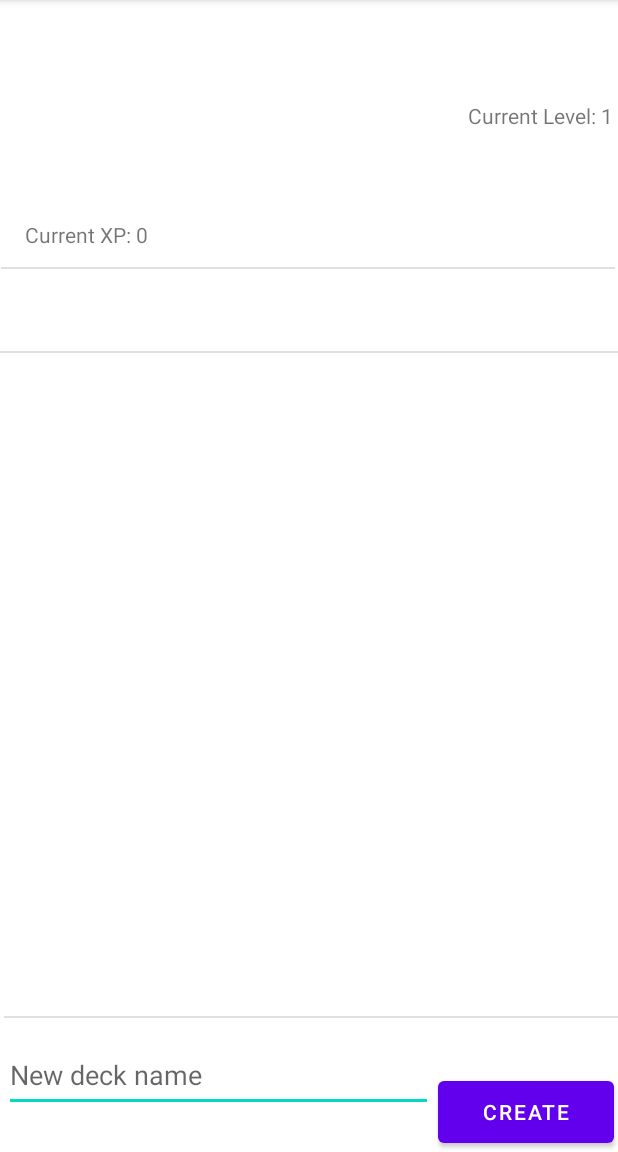
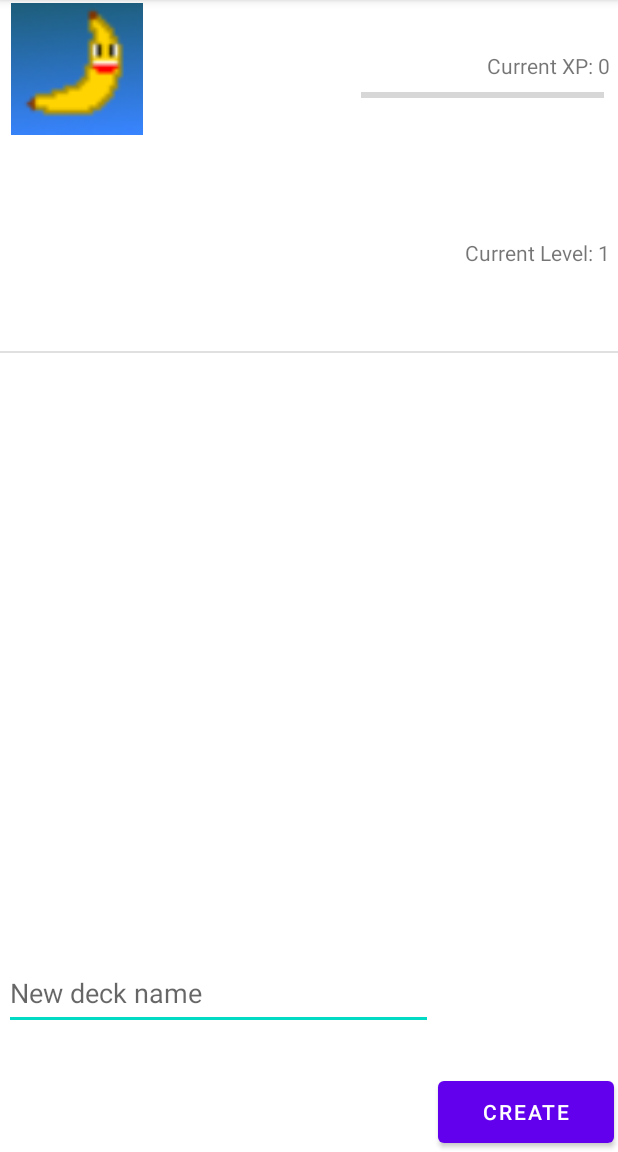
Before and after one commit to drewseffi/TestYourself, an Android app: the MainDeckPage screen opened directly, with no data from a screen before it, after a tap on "CREATE", on a phone screen of 412 x 824 dp, the part 84-1236 px from its top. Run offline under Robolectric (Android 15) with nearby library versions, the phone set to English and light mode, and no system bars; 3 statements that could not run were skipped.

Commit message:
Added a lot of stuff

```diff
--- a/app/src/main/AndroidManifest.xml
+++ b/app/src/main/AndroidManifest.xml
@@ -9,6 +9,9 @@
         android:roundIcon="@mipmap/ic_launcher_round"
         android:supportsRtl="true"
         android:theme="@style/Theme.TestYourself">
+        <activity
+            android:name=".Popup"
+            android:exported="false" />
         <activity
             android:name=".WorkingScreen"
             android:exported="false" />
--- a/app/src/main/java/com/example/testyourself/DeckMakingPage.java
+++ b/app/src/main/java/com/example/testyourself/DeckMakingPage.java
@@ -71,7 +71,7 @@ public class DeckMakingPage extends AppCompatActivity {
 
     }
 
-    //method that adds new card to deck and to array adapter
+    //Method that adds new card to deck and to array adapter
     public void createCard(Deck deck, ArrayAdapter<String> arrayAdapter, String front, String back)
     {
         deck.front.add(front);
--- a/app/src/main/java/com/example/testyourself/MainActivity.java
+++ b/app/src/main/java/com/example/testyourself/MainActivity.java
@@ -16,7 +16,7 @@ import android.widget.Toast;
 public class MainActivity extends AppCompatActivity {
 
     public String selection;
-    SharedPreferences userPref;
+    public static SharedPreferences userPref;
 
     @Override
     protected void onCreate(Bundle savedInstanceState) {
@@ -24,11 +24,13 @@ public class MainActivity extends AppCompatActivity {
         setContentView(R.layout.activity_main);
 
         //Using shared preferences to store basic user data that will persist
+        //Idea from https://stackoverflow.com/questions/29284705/saving-data-upon-closing-app-and-retrieving-that-data
         userPref = getSharedPreferences("MyUserPreferences", Context.MODE_PRIVATE);
         String checkuser = userPref.getString("username",null);
         int checkxp = userPref.getInt("xp", 0);
         int checklevel = userPref.getInt("level",0);
         String checkicon = userPref.getString("icon",null);
+
 
         //Checking if the user has already set up their account and if they have skipping the opening page
         if(checkuser != null)
@@ -57,7 +59,6 @@ public class MainActivity extends AppCompatActivity {
                 RadioButton rb = (RadioButton) view;
 
                 selection = rb.getText().toString();
-                Toast.makeText(getBaseContext(), selection, Toast.LENGTH_SHORT).show();
             }
         };
 
--- a/app/src/main/java/com/example/testyourself/MainDeckPage.java
+++ b/app/src/main/java/com/example/testyourself/MainDeckPage.java
@@ -3,6 +3,7 @@ package com.example.testyourself;
 import androidx.appcompat.app.AppCompatActivity;
 
 import android.content.Intent;
+import android.media.Image;
 import android.os.Bundle;
 import android.os.Parcelable;
 import android.view.View;
@@ -12,12 +13,14 @@ import android.widget.Button;
 import android.widget.EditText;
 import android.widget.ImageView;
 import android.widget.ListView;
+import android.widget.ProgressBar;
 import android.widget.TextView;
 import android.widget.Toast;
 
 import java.io.Serializable;
 import java.util.ArrayList;
 import java.util.List;
+import java.util.Locale;
 
 public class MainDeckPage extends AppCompatActivity {
 
@@ -36,6 +39,25 @@ public class MainDeckPage extends AppCompatActivity {
 
         TextView levelDisplay = (TextView) findViewById(R.id.textViewLevel);
         levelDisplay.setText("Current Level: " + Integer.toString(User.level));
+
+        ProgressBar progressBar = (ProgressBar) findViewById(R.id.progressBarXp);
+        progressBar.setMax(100);
+        progressBar.setProgress(User.xp);
+
+        //Displaying user icon
+        ImageView icon = (ImageView) findViewById(R.id.imageViewMainIcon);
+        if(User.icon.equals("Cat"))
+        {
+            icon.setImageResource(R.drawable.cat);
+        }
+        else if(User.icon.equals("Banana"))
+        {
+            icon.setImageResource(R.drawable.banana);
+        }
+        else if(User.icon.equals("Brain"))
+        {
+            icon.setImageResource(R.drawable.brain);
+        }
 
         //Creating a list of all decks of cards that are being stored
         List<Deck> deckList = new ArrayList<Deck>();
@@ -89,7 +111,7 @@ public class MainDeckPage extends AppCompatActivity {
         editText.setText("");
     }
 
-    //method for opening the deck customisation screen
+    //Method for opening the deck customisation screen
     public void openDeckCreatePage(Deck deck){
         Intent intent = new Intent(this, DeckMakingPage.class);
         intent.putExtra("DECK", (Parcelable) deck);
--- /dev/null
+++ b/app/src/main/res/drawable/popupshape.xml
@@ -0,0 +1,5 @@
+<?xml version="1.0" encoding="utf-8"?>
+<shape xmlns:android="http://schemas.android.com/apk/res/android" android:shape="oval">
+
+    <solid android:color="#ffffff"/>
+</shape>
--- a/app/src/main/res/layout/activity_main_deck_page.xml
+++ b/app/src/main/res/layout/activity_main_deck_page.xml
@@ -11,39 +11,40 @@
         android:id="@+id/textViewUsername"
         android:layout_width="207dp"
         android:layout_height="30dp"
-        android:layout_marginStart="16dp"
+        android:layout_marginStart="97dp"
         android:layout_marginTop="4dp"
+        android:layout_marginEnd="4dp"
         android:text="TextView"
+        android:textAlignment="textEnd"
         android:textSize="24sp"
-        app:layout_constraintBottom_toTopOf="@+id/textViewUserXP"
-        app:layout_constraintStart_toStartOf="parent"
+        app:layout_constraintEnd_toEndOf="parent"
+        app:layout_constraintStart_toEndOf="@+id/imageViewMainIcon"
         app:layout_constraintTop_toTopOf="parent" />
 
     <TextView
         android:id="@+id/textViewUserXP"
         android:layout_width="121dp"
         android:layout_height="17dp"
-        android:layout_marginStart="16dp"
-        android:layout_marginEnd="274dp"
-        android:layout_marginBottom="548dp"
+        android:layout_marginStart="183dp"
+        android:layout_marginEnd="4dp"
         android:text="TextView"
-        app:layout_constraintBottom_toBottomOf="parent"
+        android:textAlignment="textEnd"
         app:layout_constraintEnd_toEndOf="parent"
-        app:layout_constraintStart_toStartOf="parent"
+        app:layout_constraintStart_toEndOf="@+id/imageViewMainIcon"
         app:layout_constraintTop_toBottomOf="@+id/textViewUsername" />
 
     <TextView
         android:id="@+id/textViewLevel"
         android:layout_width="159dp"
         android:layout_height="26dp"
-        android:layout_marginTop="7dp"
+        android:layout_marginStart="145dp"
         android:layout_marginEnd="4dp"
-        android:layout_marginBottom="25dp"
+        android:layout_marginBottom="1dp"
         android:text="TextView"
         android:textAlignment="textEnd"
-        app:layout_constraintBottom_toTopOf="@+id/divider2"
+        app:layout_constraintBottom_toTopOf="@+id/linearLayout"
         app:layout_constraintEnd_toEndOf="parent"
-        app:layout_constraintTop_toTopOf="parent" />
+        app:layout_constraintStart_toEndOf="@+id/imageViewMainIcon" />
 
     <EditText
         android:id="@+id/editTextDeckName"
@@ -51,7 +52,6 @@
         android:layout_height="49dp"
         android:layout_marginStart="2dp"
         android:layout_marginTop="504dp"
-        android:layout_marginBottom="2dp"
         android:ems="10"
         android:hint="New deck name"
         android:inputType="textPersonName"
@@ -88,30 +88,16 @@
         app:layout_constraintStart_toStartOf="parent"
         app:layout_constraintTop_toBottomOf="@+id/textViewUserXP" />
 
-    <View
-        android:id="@+id/divider2"
-        android:layout_width="409dp"
-        android:layout_height="1dp"
-        android:layout_marginTop="8dp"
-        android:layout_marginEnd="2dp"
-        android:background="?android:attr/listDivider"
-        app:layout_constraintBottom_toTopOf="@+id/linearLayout"
-        app:layout_constraintEnd_toEndOf="parent"
-        app:layout_constraintStart_toStartOf="parent"
-        app:layout_constraintTop_toBottomOf="@+id/textViewUserXP" />
-
     <LinearLayout
         android:id="@+id/linearLayout"
         android:layout_width="412dp"
-        android:layout_height="491dp"
-        android:layout_marginTop="8dp"
+        android:layout_height="450dp"
         android:layout_marginBottom="1dp"
         android:background="#FFFFFF"
         android:orientation="vertical"
         app:layout_constraintBottom_toTopOf="@+id/editTextDeckName"
         app:layout_constraintEnd_toEndOf="parent"
-        app:layout_constraintStart_toStartOf="parent"
-        app:layout_constraintTop_toBottomOf="@+id/textViewUserXP">
+        app:layout_constraintStart_toStartOf="parent">
 
         <ListView
             android:id="@+id/listView"
@@ -120,4 +106,39 @@
             android:background="#FFFFFF" />
     </LinearLayout>
 
+    <ImageView
+        android:id="@+id/imageViewMainIcon"
+        android:layout_width="95dp"
+        android:layout_height="88dp"
+        android:layout_marginStart="3dp"
+        android:layout_marginTop="2dp"
+        app:layout_constraintStart_toStartOf="parent"
+        app:layout_constraintTop_toTopOf="parent"
+        android:src="@drawable/banana" />
+
+    <ProgressBar
+        android:id="@+id/progressBarXp"
+        style="?android:attr/progressBarStyleHorizontal"
+        android:layout_width="162dp"
+        android:layout_height="12dp"
+        android:layout_marginStart="140dp"
+        android:layout_marginTop="6dp"
+        android:layout_marginEnd="7dp"
+        app:layout_constraintEnd_toEndOf="parent"
+        app:layout_constraintStart_toEndOf="@+id/imageViewMainIcon"
+        app:layout_constraintTop_toBottomOf="@+id/textViewUserXP" />
+
+    <View
+        android:id="@+id/divider2"
+        android:layout_width="409dp"
+        android:layout_height="1dp"
+        android:layout_marginTop="1dp"
+        android:layout_marginEnd="2dp"
+        android:layout_marginBottom="2dp"
+        android:background="?android:attr/listDivider"
+        app:layout_constraintBottom_toTopOf="@+id/linearLayout"
+        app:layout_constraintEnd_toEndOf="parent"
+        app:layout_constraintStart_toStartOf="parent"
+        app:layout_constraintTop_toBottomOf="@+id/textViewLevel" />
+
 </androidx.constraintlayout.widget.ConstraintLayout>
```
Also changed, not shown: app/src/main/java/com/example/testyourself/Popup.java (added, +18 -0 lines), app/src/main/java/com/example/testyourself/User.java (+9 -1 lines), app/src/main/java/com/example/testyourself/WorkingScreen.java (+28 -1 lines), app/src/main/res/layout/activity_main.xml (+23 -10 lines), app/src/main/res/layout/activity_popup.xml (added, +36 -0 lines), app/src/main/res/drawable/thumbsup.png (added).
